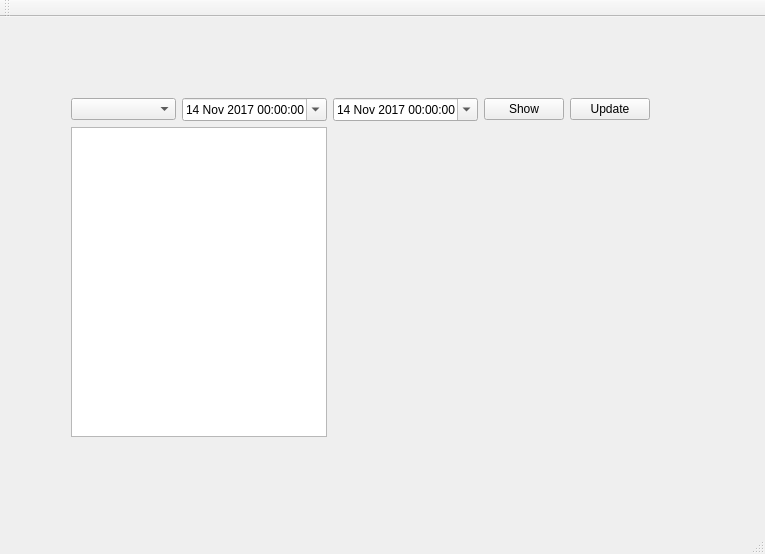
Old version of the form Viewer/mainwindow.ui in the repository RomanMokych/Courses-DesktopMonitor-2017-10.
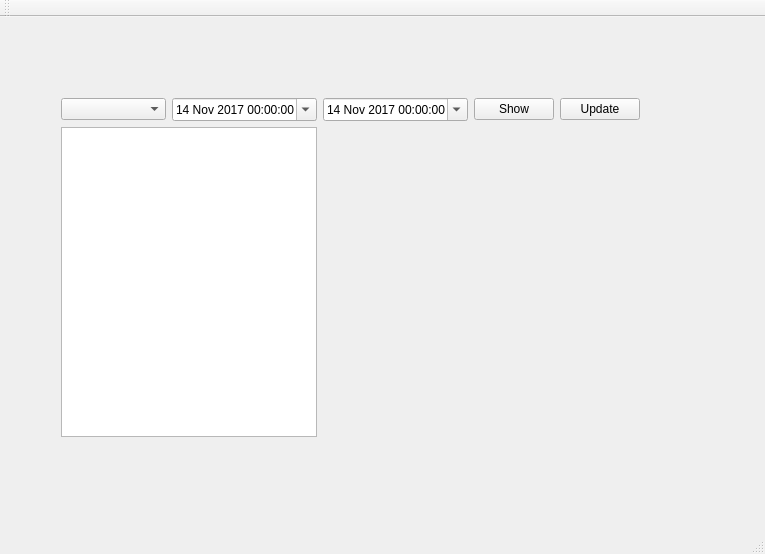
New version of the form.

What changed in the file:
```diff
--- a/Viewer/mainwindow.ui
+++ b/Viewer/mainwindow.ui
@@ -17,7 +17,7 @@
    <widget class="QWidget" name="gridLayoutWidget">
     <property name="geometry">
      <rect>
-      <x>60</x>
+      <x>50</x>
       <y>70</y>
       <width>601</width>
       <height>361</height>
@@ -35,7 +35,7 @@
       </widget>
      </item>
      <item row="0" column="1">
-      <widget class="QDateTimeEdit" name="dateTimeEdit_end">
+      <widget class="QDateTimeEdit" name="dateTimeEdit_start">
        <property name="autoFillBackground">
         <bool>false</bool>
        </property>
@@ -64,7 +64,7 @@
       </widget>
      </item>
      <item row="0" column="2">
-      <widget class="QDateTimeEdit" name="dateTimeEdit_end_2">
+      <widget class="QDateTimeEdit" name="dateTimeEdit_end">
        <property name="autoFillBackground">
         <bool>false</bool>
        </property>
```
